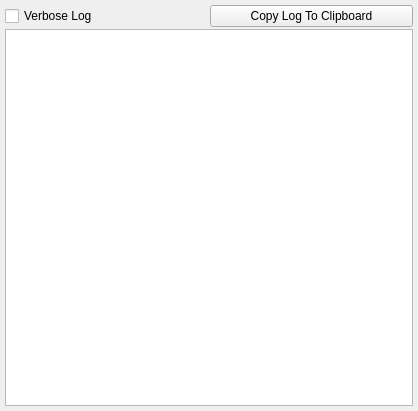
Old version of the form nolimitgui/src/Forms/LogWidget.ui in the repository nolimitconnect/NoLimitConnect.
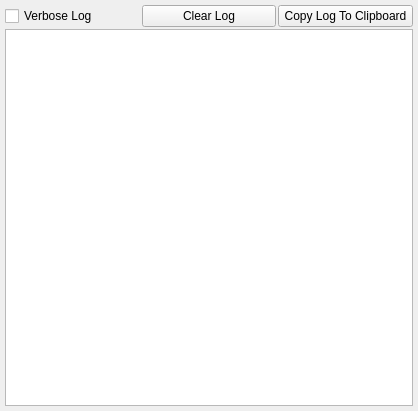
New version of the form.

Patch:
```diff
--- a/nolimitgui/src/Forms/LogWidget.ui
+++ b/nolimitgui/src/Forms/LogWidget.ui
@@ -44,6 +44,13 @@
        </property>
       </widget>
      </item>
+     <item>
+      <widget class="QPushButton" name="m_ClearLogButton">
+       <property name="text">
+        <string>Clear Log</string>
+       </property>
+      </widget>
+     </item>
      <item>
       <widget class="QPushButton" name="m_CopyToClipboardButton">
        <property name="text">
```
Left out of the diff: 2 changed lines with no effect on the pictures.
